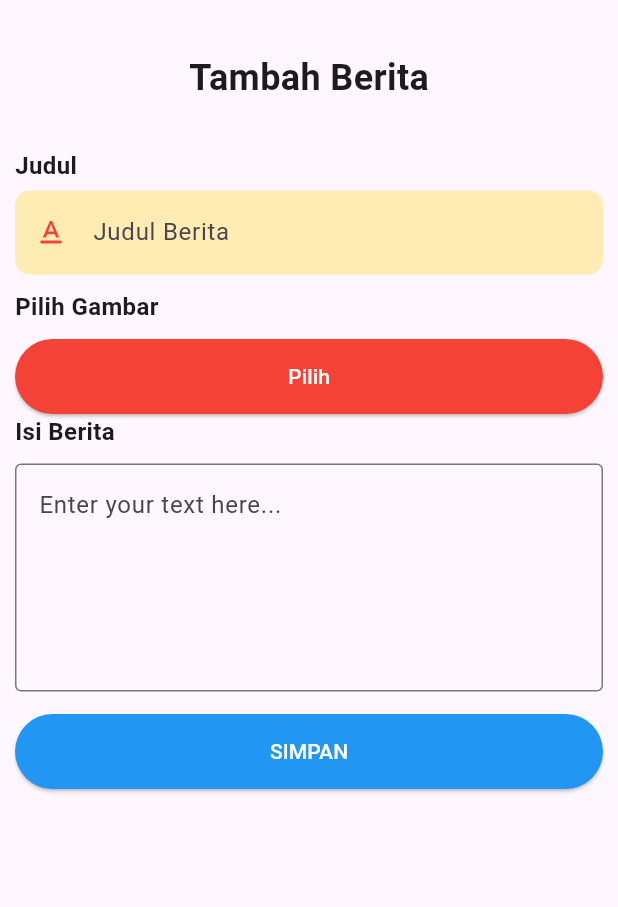
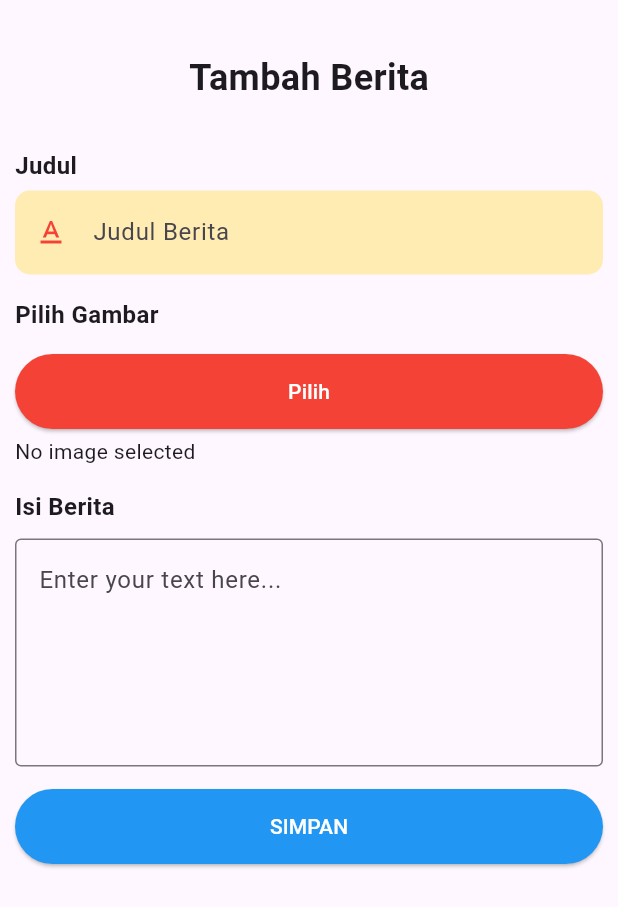
Before and after one commit to r0n1-putr4/Flutter-Berita, a Flutter app: the BeritaAddPage screen opened by its route, on a phone screen of 412 x 824 dp. Shown: the top 907 px of the screen. Run offline on Flutter 3.47's test engine with Material 3 defaults, Android fonts, the phone set to English and light mode, and no system bars; our stand-ins replace awesome_dialog, flutter_rating_bar, flutter_slidable, google_fonts, image_picker, logger and 1 more; accounts and stored records are empty.

Commit message:
update code

```diff
--- a/lib/pages/berita_add_page.dart
+++ b/lib/pages/berita_add_page.dart
@@ -92,13 +92,13 @@ class _BeritaAddPageState extends State<BeritaAddPage> {
                   textHint: "Judul Berita",
                   textInputType: TextInputType.text,
                 ),
-                SizedBox(height: 10),
+                SizedBox(height: 15),
                 Text(
                   "Pilih Gambar",
                   textAlign: TextAlign.start,
                   style: TextStyle(fontSize: 16, fontWeight: FontWeight.bold),
                 ),
-                SizedBox(height: 10),
+                SizedBox(height: 15),
                 ElevatedButton(
                   style: ElevatedButton.styleFrom(
                     minimumSize: Size(double.infinity, 50),
@@ -111,6 +111,11 @@ class _BeritaAddPageState extends State<BeritaAddPage> {
                   onPressed: () => _alertDialog(context),
                   child: Text("Pilih"),
                 ),
+                SizedBox(height: 5),
+                _image != null
+                    ? Center(child: Image.file(_image!, height: 200))
+                    : Text("No image selected"),
+                SizedBox(height: 15),
                 Text(
                   "Isi Berita",
                   textAlign: TextAlign.start,
--- a/lib/utils/base_url.dart
+++ b/lib/utils/base_url.dart
@@ -1,6 +1,5 @@
 class ApiConfig{
-  static const String ipAddress = "http://192.168.98.108:8080";
+  static const String ipAddress = "http://10.20.25.143:8080";
   static const String baseUrl = "$ipAddress/api_basic";
   static const String baseUrlImage = "$ipAddress/api_basic/images";
-
 }
```
